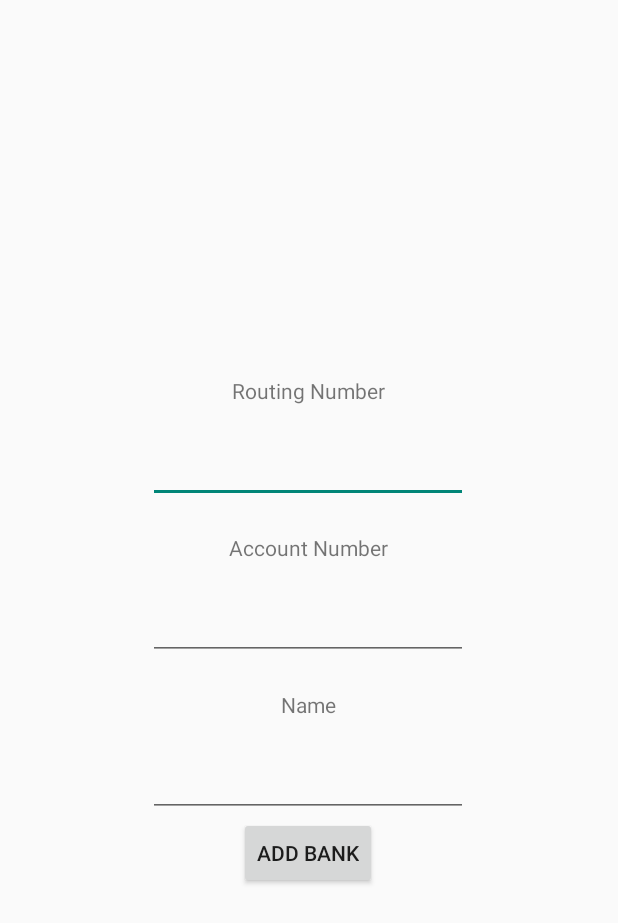
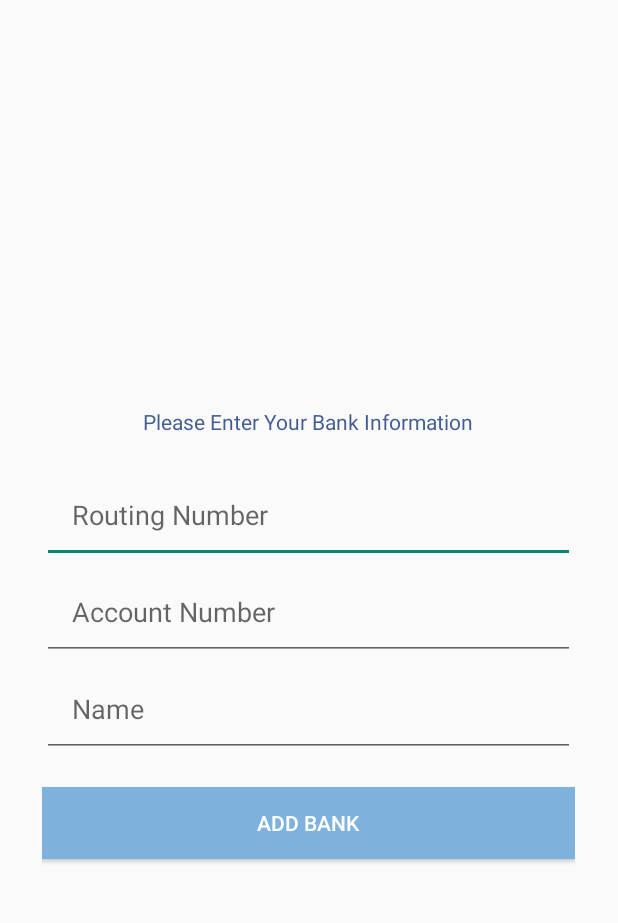
Before and after one commit to IndLaw/Medication_BoxV2, an Android app: the layout activity_addbank.xml on its own in the app's theme, with its tools: preview values and no code run, on a phone screen of 412 x 824 dp. Shown: the top 923 px of the screen. Run offline under Robolectric (Android 15) with nearby library versions, the phone set to English and light mode, and no system bars.

Commit message:
Summary (required)

```diff
--- a/app/src/main/res/layout/activity_addbank.xml
+++ b/app/src/main/res/layout/activity_addbank.xml
@@ -13,52 +13,49 @@
         android:orientation="vertical">
 
         <TextView
-            android:layout_width="wrap_content"
+            android:layout_width="match_parent"
             android:layout_height="wrap_content"
             android:gravity="center"
             android:padding="20dp"
-            android:text="Routing Number"/>
+            android:textColor="@color/queenBlue"
+            android:text="Please Enter Your Bank Information"/>
 
         <EditText
             android:id="@+id/routing"
-            android:layout_width="wrap_content"
+            android:layout_width="match_parent"
             android:layout_height="wrap_content"
             android:ems="10"
-            android:inputType="number" />
-
-        <TextView
-            android:layout_width="wrap_content"
-            android:layout_height="wrap_content"
-            android:gravity="center"
+            android:inputType="number"
             android:padding="20dp"
-            android:text="Account Number"/>
+            android:hint="Routing Number"/>
 
         <EditText
             android:id="@+id/accountNo"
-            android:layout_width="wrap_content"
+            android:layout_width="match_parent"
             android:layout_height="wrap_content"
             android:ems="10"
-            android:inputType="number" />
+            android:inputType="number"
+            android:padding="20dp"
+            android:hint="Account Number"/>
 
-        <TextView
-            android:layout_width="wrap_content"
-            android:layout_height="wrap_content"
-            android:gravity="center"
-            android:padding="20dp"
-            android:text="Name"/>
 
         <EditText
             android:id="@+id/name"
-            android:layout_width="wrap_content"
+            android:layout_width="match_parent"
             android:layout_height="wrap_content"
             android:ems="10"
-            android:inputType="textPersonName" />
+            android:inputType="number"
+            android:padding="20dp"
+            android:hint="Name"/>
 
         <Button
             android:id="@+id/confirm"
-            android:layout_width="wrap_content"
+            android:layout_width="match_parent"
             android:layout_height="wrap_content"
-            android:text="Add Bank" />
+            android:text="Add Bank"
+            android:layout_marginTop="20dp"
+            android:background="@color/lightBlue"
+            android:textColor="@color/white"/>
 
     </LinearLayout>
 </LinearLayout>
--- a/app/src/main/res/layout/activity_insure_upload_choice.xml
+++ b/app/src/main/res/layout/activity_insure_upload_choice.xml
@@ -13,11 +13,12 @@
 
         <TextView
             android:id="@+id/textView3"
-            android:textSize="25dp"
-            android:textColor="@color/queenBlue"
             android:layout_width="match_parent"
             android:layout_height="wrap_content"
-            android:text="Choose an upload method:" />
+            android:gravity="center"
+            android:padding="20dp"
+            android:textColor="@color/queenBlue"
+            android:text="Choose an upload method:"/>
 
         <Button
             android:id="@+id/toPicInsUpload"
--- a/app/src/main/res/layout/activity_perscrip_upload_choice.xml
+++ b/app/src/main/res/layout/activity_perscrip_upload_choice.xml
@@ -13,10 +13,11 @@
 
         <TextView
             android:id="@+id/textView3"
-            android:textSize="25dp"
-            android:textColor="@color/queenBlue"
             android:layout_width="match_parent"
             android:layout_height="wrap_content"
+            android:gravity="center"
+            android:padding="20dp"
+            android:textColor="@color/queenBlue"
             android:text="Choose an upload method:" />
 
         <Button
```
